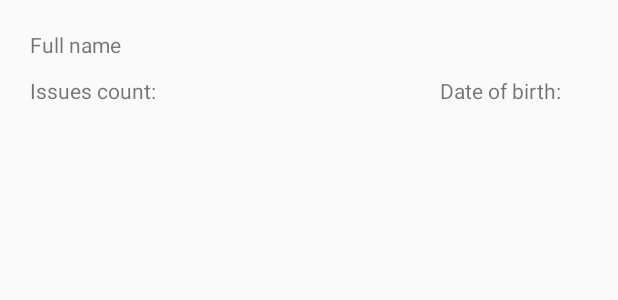
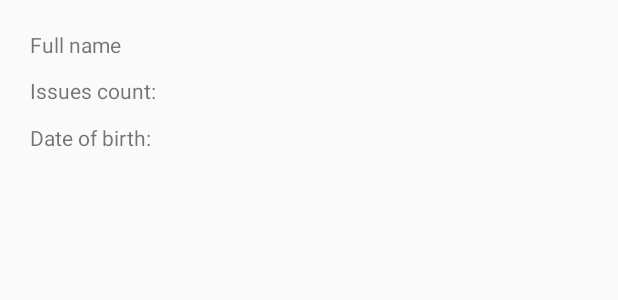
Before and after one commit to Lavendelana/CSVImporter, an Android app: the layout listview_main.xml on its own in the app's theme, with its tools: preview values and no code run, on a phone screen of 412 x 824 dp. Shown: the top 300 px of the screen. Run offline under Robolectric (Android 15) with nearby library versions, the phone set to English and light mode, and no system bars.

Commit message:
TextView for all screen sizes

```diff
--- a/app/src/main/res/layout/listview_main.xml
+++ b/app/src/main/res/layout/listview_main.xml
@@ -29,18 +29,17 @@
         android:layout_width="wrap_content"
         android:layout_height="wrap_content"
         android:layout_alignBottom="@+id/issuesCountTextView"
+        android:layout_alignParentEnd="true"
         android:layout_marginStart="11dp"
-        android:layout_toEndOf="@+id/issuesCountTextView"
-        android:text="" />
+        android:layout_toEndOf="@+id/issuesCountTextView" />
 
     <TextView
         android:id="@+id/dateOfBirthTextView"
         android:layout_width="wrap_content"
         android:layout_height="wrap_content"
-        android:layout_alignBaseline="@+id/issuesCountValueTextView"
-        android:layout_alignBottom="@+id/issuesCountValueTextView"
-        android:layout_marginEnd="18dp"
-        android:layout_toStartOf="@+id/dateOfBirthValueTextView"
+        android:layout_alignParentStart="true"
+        android:layout_below="@+id/issuesCountTextView"
+        android:layout_marginTop="12dp"
         android:text="@string/date_of_birth" />
 
     <TextView
@@ -49,6 +48,6 @@
         android:layout_height="wrap_content"
         android:layout_alignBaseline="@+id/dateOfBirthTextView"
         android:layout_alignBottom="@+id/dateOfBirthTextView"
-        android:layout_alignEnd="@+id/fullNameTextView"
-        android:text="" />
+        android:layout_alignParentEnd="true"
+        android:layout_alignStart="@+id/issuesCountValueTextView" />
 </RelativeLayout>
```
